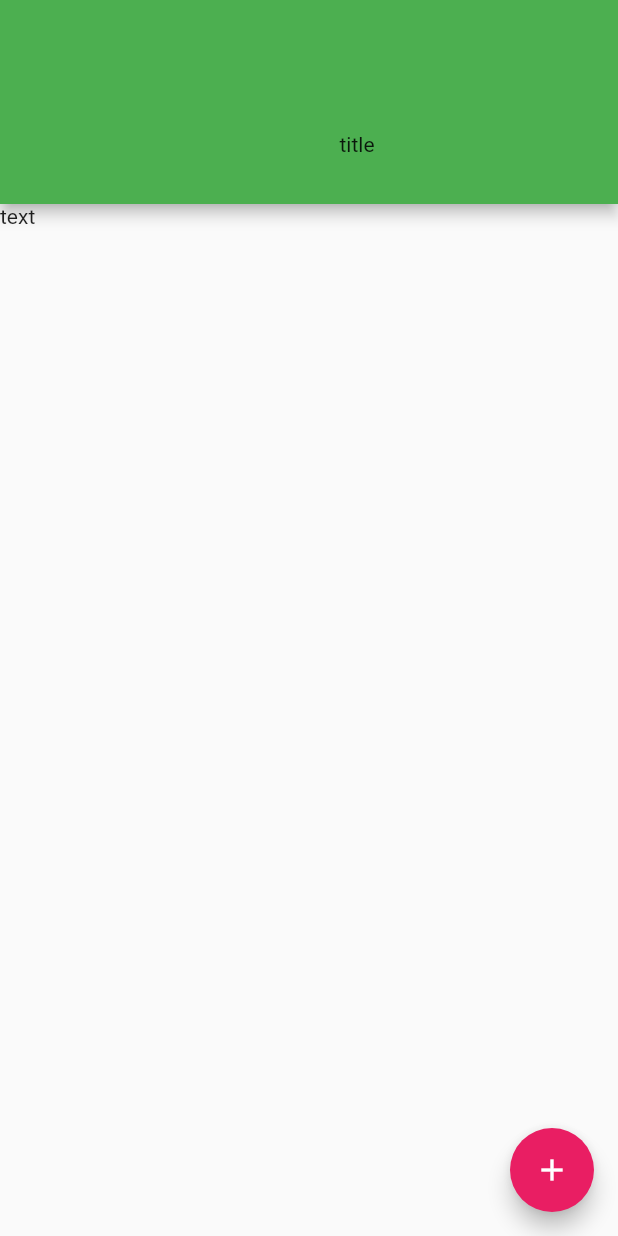
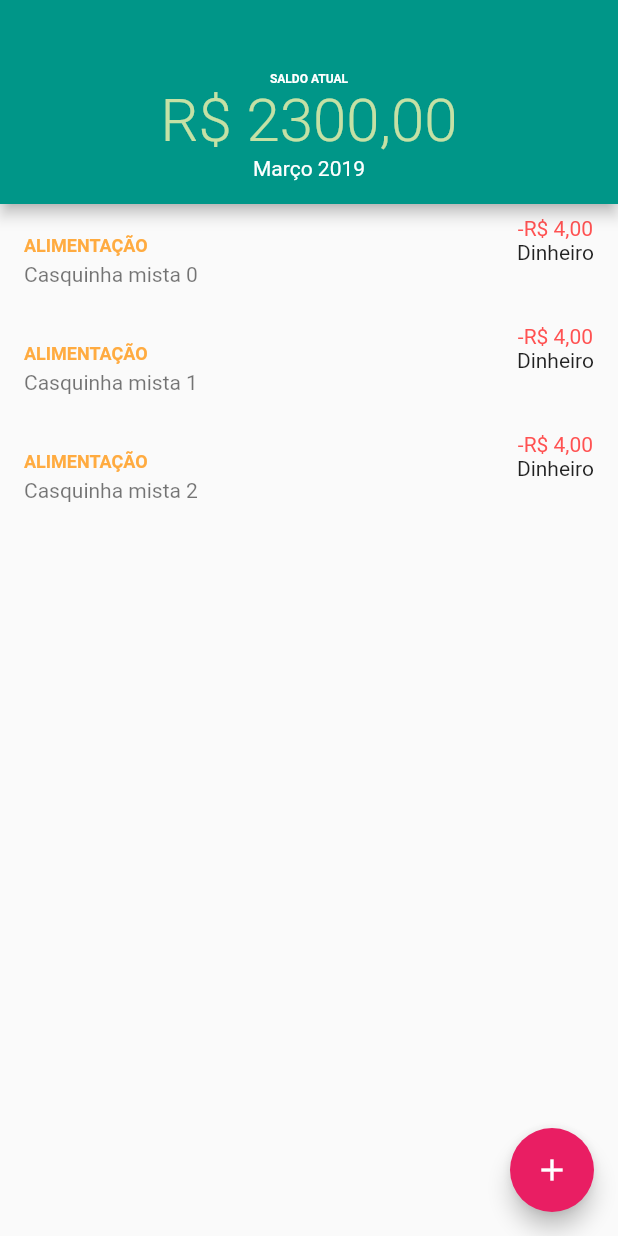
Before and after one commit to castrors/personal_budget_old, a Flutter app: the screen it shows after launch, on a phone screen of 412 x 824 dp. Run offline on Flutter 3.47's test engine with Material 2 defaults, Android fonts, the phone set to English and light mode, and no system bars.

Commit message:
Implements record list layout

```diff
--- a/lib/detail/record_list.dart
+++ b/lib/detail/record_list.dart
@@ -18,19 +18,38 @@ class _RecordListState extends State<RecordList> {
     );
   }
 
+  List<int> items = [0,1,2];
+
   @override
   Widget build(BuildContext context) {
     return Scaffold(
       appBar: AppBar(
-        backgroundColor: Colors.green,
         bottom: PreferredSize(
           child: Padding(
-              padding: const EdgeInsets.fromLTRB(80.0, 0.0, 16.0, 32.0),
-              child: Text('title')),
+              padding: const EdgeInsets.fromLTRB(0.0, 0.0, 0.0, 16.0),
+              child: Column(
+                children: <Widget>[
+                  Text('SALDO ATUAL',
+                      style: TextStyle(
+                          fontSize: 8,
+                          fontWeight: FontWeight.bold,
+                          color: Colors.white)),
+                  Text('R\$ 2300,00',
+                      style: TextStyle(
+                          fontSize: 40,
+                          fontWeight: FontWeight.w300,
+                          color: Colors.lightGreen.shade200)),
+                  Text('Março 2019', style: TextStyle(color: Colors.white)),
+                ],
+              )),
           preferredSize: Size(0.0, 80.0),
         ),
       ),
-      body: Text('text'),
+      body: ListView.builder(
+          itemCount: 3,
+          itemBuilder: (BuildContext context, int index) {
+            return provideListItem(index );
+          }),
       floatingActionButton: FloatingActionButton(
         onPressed: _navigateToRecordDetail,
         tooltip: 'Increment',
@@ -38,4 +57,26 @@ class _RecordListState extends State<RecordList> {
       ),
     );
   }
+
+  Widget provideListItem(int index) {
+    return ListTile(
+        title: Text('ALIMENTAÇÃO',
+        style: TextStyle(
+          color: Colors.orangeAccent,
+          fontSize: 12,
+          fontWeight: FontWeight.bold
+        ),),
+        subtitle: Text('Casquinha mista ${items[index]}'),
+        trailing: Column(
+          children: <Widget>[
+            Text('-R\$ 4,00',
+             style: TextStyle(
+               color: Colors.redAccent
+             ),),
+            Text('Dinheiro'),
+          ],
+        ),
+
+      );
+  }
 }
--- a/lib/main.dart
+++ b/lib/main.dart
@@ -9,7 +9,7 @@ class MyApp extends StatelessWidget {
   Widget build(BuildContext context) {
     return MaterialApp(
       title: 'Flutter Demo',
-      theme: ThemeData(primarySwatch: Colors.pink, primaryColor: Colors.green),
+      theme: ThemeData(primarySwatch: Colors.pink, primaryColor: Colors.teal),
       home: RecordList(),
     );
   }
```
